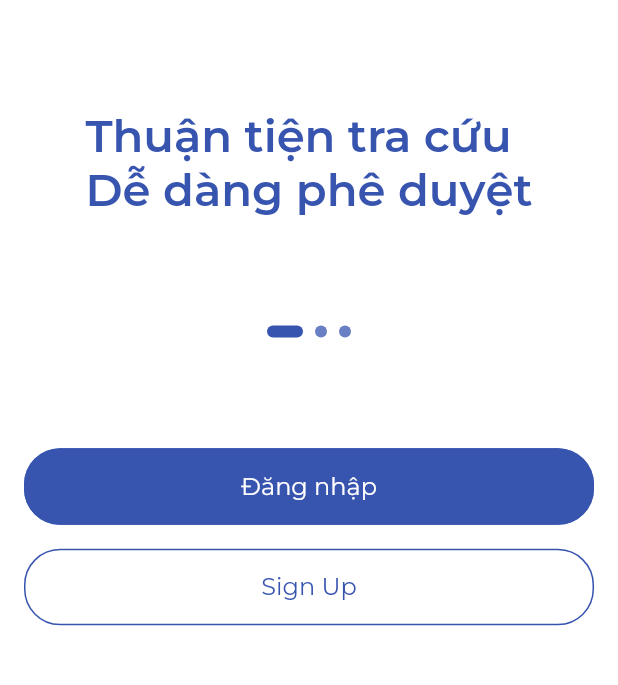
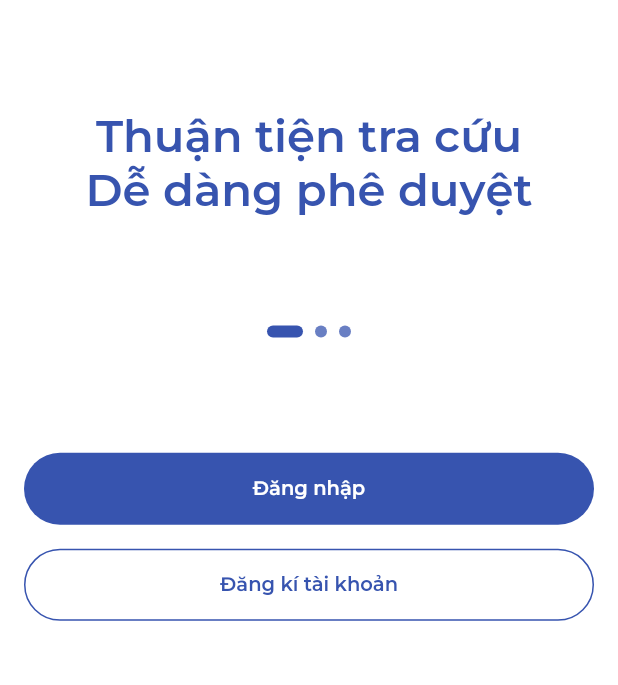
Before and after one commit to cesc1802/leader-app, a Flutter app: the screen it shows after launch, on a phone screen of 412 x 824 dp, the part 500-1185 px from its top. Run offline on Flutter 3.47's test engine with Material 2 defaults, Android fonts, the phone set to English and light mode, and no system bars; drawn by our look-alikes of smooth_page_indicator; our stand-ins replace flutter_switch, font_awesome_flutter, google_fonts.

Commit message:
Refact theme

```diff
--- /dev/null
+++ b/lib/features/auth/pages/welcome_page.dart
@@ -0,0 +1,59 @@
+import 'package:flutter/material.dart';
+import 'package:leader_app/features/auth/pages/login_page.dart';
+import 'package:leader_app/features/auth/widgets/slider_intro.dart';
+import 'package:leader_app/resources/dimens.dart';
+import 'package:leader_app/resources/strings.dart';
+import 'package:leader_app/themes/app_colors.dart';
+import 'package:leader_app/widgets/button_text.dart';
+
+class WelcomeScreen extends StatefulWidget {
+  @override
+  _WelcomeScreenState createState() => _WelcomeScreenState();
+}
+
+class _WelcomeScreenState extends State<WelcomeScreen> {
+  @override
+  Widget build(BuildContext context) {
+    return Scaffold(
+      appBar: AppBar(
+        backgroundColor: Colors.white,
+      ),
+      body: Container(
+        height: double.infinity,
+        child: Column(
+          mainAxisAlignment: MainAxisAlignment.spaceEvenly,
+          children: [
+            IntroSlider(),
+            Expanded(
+              child: Padding(
+                padding:
+                    const EdgeInsets.symmetric(horizontal: Dimens.gap_dp16),
+                child: Column(
+                  mainAxisAlignment: MainAxisAlignment.center,
+                  crossAxisAlignment: CrossAxisAlignment.stretch,
+                  children: [
+                    ButtonText(
+                      title: Strings.signInButton,
+                      onPressed: () {
+                        Navigator.push(
+                          context,
+                          MaterialPageRoute(builder: (context) => AuthScreen()),
+                        );
+                      },
+                    ),
+                    Gaps.vGap16,
+                    ButtonText(
+                      title: Strings.registerButton,
+                      backgroundColor: Colors.white,
+                      borderColor: AppColors.primaryColor,
+                    ),
+                  ],
+                ),
+              ),
+            ),
+          ],
+        ),
+      ),
+    );
+  }
+}
--- a/lib/features/welcome/widgets/slider_intro.dart
+++ b/lib/features/auth/widgets/slider_intro.dart
@@ -41,7 +41,11 @@ class _IntroSliderState extends State<IntroSlider> {
                   ),
                   Text(
                     sliderItem.title,
-                    style: Theme.of(context).textTheme.headline1,
+                    style: Theme.of(context)
+                        .textTheme
+                        .headline2!
+                        .copyWith(fontSize: 30),
+                    textAlign: TextAlign.center,
                   ),
                 ],
               );
--- a/lib/features/welcome/pages/welcome.dart
+++ /dev/null
@@ -1,78 +0,0 @@
-import 'package:flutter/material.dart';
-import 'package:leader_app/features/auth/pages/auth_screen.dart';
-import 'package:leader_app/features/welcome/widgets/slider_intro.dart';
-import 'package:leader_app/resources/dimens.dart';
-import 'package:leader_app/resources/strings.dart';
-import 'package:leader_app/utils/ui_data.dart';
-import 'package:leader_app/widgets/button_text.dart';
-
-class WelcomeScreen extends StatefulWidget {
-  @override
-  _WelcomeScreenState createState() => _WelcomeScreenState();
-}
-
-class _WelcomeScreenState extends State<WelcomeScreen> {
-  List<Map<String, String>> splashData = [
-    {
-      "text": "Thuận tiện tra cứu \nDễ dàng phê duyệt",
-      "imgDir": UIData.logo_1,
-    },
-    {
-      "text": "Thuận tiện tra cứu \nDễ dàng phê duyệt",
-      "imgDir": UIData.logo_2,
-    },
-    {
-      "text": "Thuận tiện tra cứu \nDễ dàng phê duyệt",
-      "imgDir": UIData.logo_3,
-    },
-  ];
-
-  int currentPage = 0;
-
-  void onPageChanged(int pageIndex) {
-    setState(() {
-      currentPage = pageIndex;
-    });
-  }
-
-  @override
-  Widget build(BuildContext context) {
-    return Scaffold(
-      appBar: AppBar(
-        backgroundColor: Colors.white,
-      ),
-      body: Container(
-        height: double.infinity,
-        padding: const EdgeInsets.symmetric(horizontal: Dimens.gap_dp16),
-        child: Column(
-          mainAxisAlignment: MainAxisAlignment.spaceEvenly,
-          children: [
-            IntroSlider(),
-            Expanded(
-              child: Column(
-                mainAxisAlignment: MainAxisAlignment.center,
-                crossAxisAlignment: CrossAxisAlignment.stretch,
-                children: [
-                  ButtonText(
-                    title: Strings.signInButton,
-                    onPressed: () {
-                      Navigator.push(
-                        context,
-                        MaterialPageRoute(builder: (context) => AuthScreen()),
-                      );
-                    },
-                  ),
-                  Gaps.vGap16,
-                  ButtonText(
-                    title: Strings.signUpTitle,
-                    backgroundColor: Colors.white,
-                  ),
-                ],
-              ),
-            ),
-          ],
-        ),
-      ),
-    );
-  }
-}
--- a/lib/resources/app_constants.dart
+++ b/lib/resources/app_constants.dart
@@ -9,11 +9,11 @@ const kIntroSliderItems = [
     imageUrl: UIData.logo_1,
   ),
   SliderItem(
-    title: 'Thuận tiện tra cứu \nDễ dàng phê duyệt',
+    title: 'Giao diện thân thiện\nvới người dùng',
     imageUrl: UIData.logo_1,
   ),
   SliderItem(
-    title: 'Thuận tiện tra cứu \nDễ dàng phê duyệt',
+    title: 'An toàn và bảo mật\nthông tin',
     imageUrl: UIData.logo_1,
   ),
 ];
--- a/lib/resources/strings.dart
+++ b/lib/resources/strings.dart
@@ -4,41 +4,10 @@ class Strings {
   static const registerButton = "Đăng kí tài khoản";
 
   // For Auth Page
-  static const authInstruction =
+  static const login_instruction =
       "Vui lòng điền thông tin đăng nhập để tiếp tục";
-
-  // for SignIn page
-  static const signInTitle = "Sign In";
-  static const signInSubTitle = "Don't have and account?";
-  static const signUpNow = "Sign up now!";
-  static const emailPlaceHolder = "Email or Phone Number";
-  static const passwordPlaceHolder = "Password";
-  static const forgotPassword = "Forgot Password?";
-  static const orTitle = "OR";
-  static const continueWithFacebook = "Continue with facebook";
-  static const continueWithGoogle = "Continue with google";
-
-  // for SignUp page
-  static const signUpTitle = "Sign Up";
-  static const signUpSubTitle =
-      "Enter your Email and new Password\nfor sign up, or";
-  static const signInNow = "Already have account";
-  static const signUpEmailPlaceHolder = "Email";
-  static const confirmPasswordPlaceHolder = "Confirm Password";
-  static const agreeTermAndPolicyTitle = [
-    "Buy signing up you agree to our",
-    "Terms\nCondition",
-    "&",
-    "Privacy Policy",
-  ];
-
-  // for Home page
-  static const String helloTitle = "Hello,";
-  static const String viewAll = "View all";
-  static const String homeSearchPlaceHolder =
-      "Search for restaurants, dishes...";
-  static const String popularEatriesTitle = "Popular Eatries";
-  static const String categoryTitle = "Categories";
-  static const String nearBy = "Nearby";
-  static const String popularCuisinesTitle = "Popular Cuisines";
+  static const login_intro = "Chào mừng đến với\nmobile app lãnh đạo";
+  static const login_forgot_password = "Quên mật khẩu?";
+  static const login_no_account = "Chưa có tài khoản? ";
+  static const login_register = " Đăng kí";
 }
--- a/lib/routes/app_router.dart
+++ b/lib/routes/app_router.dart
@@ -1,7 +1,7 @@
 import 'package:flutter/material.dart';
-import 'package:leader_app/features/auth/pages/auth_screen.dart';
+import 'package:leader_app/features/auth/pages/login_page.dart';
+import 'package:leader_app/features/auth/pages/welcome_page.dart';
 import 'package:leader_app/features/error/error_page.dart';
-import 'package:leader_app/features/welcome/pages/welcome.dart';
 import 'package:leader_app/routes/route_name.dart';
 
 class AppRouter {
--- a/lib/themes/app_colors.dart
+++ b/lib/themes/app_colors.dart
@@ -9,4 +9,7 @@ class AppColors {
       ColorUtils.convertFromHexColor(hexColor: "#FCD62D");
 
   static Color errorColor = ColorUtils.convertFromHexColor(hexColor: "#F61618");
+
+  static Color textFieldColor =
+      ColorUtils.convertFromHexColor(hexColor: "#333333");
 }
--- a/lib/themes/app_themes.dart
+++ b/lib/themes/app_themes.dart
@@ -12,6 +12,7 @@ class AppThemes {
     appBarTheme: appBarTheme,
     textTheme: AppTextTheme.textTheme.apply(
       displayColor: AppColors.primaryColor,
+      bodyColor: AppColors.primaryColor,
     ),
     buttonTheme: ButtonThemeData(
       buttonColor: AppColors.primaryColor,
@@ -31,15 +32,11 @@ class AppThemes {
           Colors.white,
         ),
         textStyle: MaterialStateProperty.all<TextStyle>(
-          AppTextTheme.textTheme.headline5!,
+          AppTextTheme.textTheme.headline2!.copyWith(fontSize: 13),
         ),
         shape: MaterialStateProperty.all<OutlinedBorder>(
           RoundedRectangleBorder(
             borderRadius: BorderRadius.circular(Dimens.gap_dp24),
-            side: BorderSide(
-              width: 1,
-              color: AppColors.primaryColor,
-            ),
           ),
         ),
       ),
@@ -53,13 +50,4 @@ class AppThemes {
       ),
     ),
   );
-
-  static final appDarkTheme = ThemeData.dark().copyWith(
-    primaryColor: AppColors.primaryColor,
-    scaffoldBackgroundColor: Colors.white,
-    appBarTheme: appBarTheme,
-    // textTheme: AppTextTheme.textTheme.apply(
-    //   bodyColor: Colors.white,
-    // ),
-  );
 }
--- a/lib/themes/text_theme.dart
+++ b/lib/themes/text_theme.dart
@@ -6,10 +6,5 @@ class AppTextTheme {
     headline1: TextStyles.h1,
     headline2: TextStyles.h2,
     headline3: TextStyles.h3,
-    headline4: TextStyles.h4,
-    headline5: TextStyles.h5,
-    bodyText1: TextStyles.bodyText1,
-    bodyText2: TextStyles.bodyText2,
-    caption: TextStyles.caption,
   );
 }
--- a/lib/widgets/button_text.dart
+++ b/lib/widgets/button_text.dart
@@ -27,7 +27,7 @@ class ButtonText extends StatelessWidget {
     final shape = borderColor != null
         ? MaterialStateProperty.all<OutlinedBorder>(
             RoundedRectangleBorder(
-              borderRadius: BorderRadius.circular(Dimens.gap_dp16),
+              borderRadius: BorderRadius.circular(Dimens.gap_dp24),
               side: BorderSide(
                 width: 1,
                 color: borderColor!,
@@ -35,17 +35,22 @@ class ButtonText extends StatelessWidget {
             ),
           )
         : null;
+
+    final defaultTextTheme = Theme.of(context).textTheme.headline2;
+
     return TextButton(
       onPressed: onPressed,
       style: ButtonStyle(
         padding: MaterialStateProperty.all<EdgeInsets>(
-          padding ??
-              EdgeInsets.symmetric(
-                horizontal: Dimens.gap_dp16,
-                vertical: Dimens.gap_dp16,
-              ),
+          padding ?? const EdgeInsets.all(Dimens.gap_dp16),
         ),
         backgroundColor: MaterialStateProperty.resolveWith((states) {
+          if (states.contains(MaterialState.disabled)) {
+            if (backgroundColor == null)
+              return AppColors.primaryColor.withOpacity(0.2);
+
+            return backgroundColor!.withOpacity(0.2);
+          }
           return backgroundColor;
         }),
         foregroundColor: MaterialStateProperty.all(textColor),
@@ -54,8 +59,12 @@ class ButtonText extends StatelessWidget {
       child: Text(
         title,
         style: textStyle ??
-            Theme.of(context).textTheme.headline5!.apply(
-                color: backgroundColor != null ? AppColors.primaryColor : null),
+            defaultTextTheme!.copyWith(
+              color: backgroundColor != null
+                  ? AppColors.primaryColor
+                  : Colors.white,
+              fontSize: 13,
+            ),
       ),
     );
   }
```
Also changed, not shown: lib/features/auth/pages/auth_screen.dart (deleted, +0 -149 lines), lib/features/auth/pages/login_page.dart (added, +156 -0 lines), lib/features/welcome/widgets/splash_content.dart (deleted, +0 -27 lines), lib/features/welcome/widgets/three_dot.dart (deleted, +0 -27 lines), lib/themes/text_styles.dart (+12 -39 lines), lib/widgets/common/custom_textfield.dart (+5 -5 lines), 2 other files.
